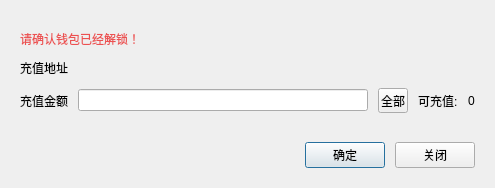
Before: the Qt Designer form src/forms/sendtocontractdialog.ui in YingQm/dplatform-qt, drawn with Qt 5.
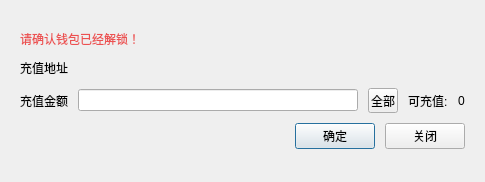
After: the same form once the commit is applied.

What changed in the file:
```diff
--- a/src/forms/sendtocontractdialog.ui
+++ b/src/forms/sendtocontractdialog.ui
@@ -6,8 +6,8 @@
    <rect>
     <x>0</x>
     <y>0</y>
-    <width>495</width>
-    <height>188</height>
+    <width>485</width>
+    <height>182</height>
    </rect>
   </property>
   <property name="windowTitle">
@@ -15,6 +15,30 @@
   </property>
   <layout class="QVBoxLayout" name="verticalLayout_2">
    <property name="spacing">
+    <number>0</number>
+   </property>
+   <property name="leftMargin">
+    <number>0</number>
+   </property>
+   <property name="topMargin">
+    <number>0</number>
+   </property>
+   <property name="rightMargin">
+    <number>0</number>
+   </property>
+   <property name="bottomMargin">
+    <number>0</number>
+   </property>
+   <item>
+    <widget class="QWidget" name="Widget_bk_small" native="true">
+     <property name="minimumSize">
+      <size>
+       <width>0</width>
+       <height>0</height>
+      </size>
+     </property>
+     <layout class="QVBoxLayout" name="verticalLayout">
+      <property name="spacing">
     <number>10</number>
    </property>
    <property name="leftMargin">
@@ -121,19 +145,6 @@
      </item>
     </layout>
    </item>
-   <item>
-    <spacer name="verticalSpacer">
-     <property name="orientation">
-      <enum>Qt::Vertical</enum>
-     </property>
-     <property name="sizeHint" stdset="0">
-      <size>
-       <width>20</width>
-       <height>40</height>
-      </size>
-     </property>
-    </spacer>
-   </item>
    <item>
     <layout class="QHBoxLayout" name="horizontalLayout_4">
      <property name="spacing">
@@ -189,6 +200,22 @@
       </widget>
      </item>
     </layout>
+      </item>
+      <item>
+       <spacer name="verticalSpacer">
+        <property name="orientation">
+         <enum>Qt::Vertical</enum>
+        </property>
+        <property name="sizeHint" stdset="0">
+         <size>
+          <width>20</width>
+          <height>40</height>
+         </size>
+        </property>
+       </spacer>
+      </item>
+     </layout>
+    </widget>
    </item>
   </layout>
  </widget>
```
Lines whose indentation alone changed are shown as unchanged.
